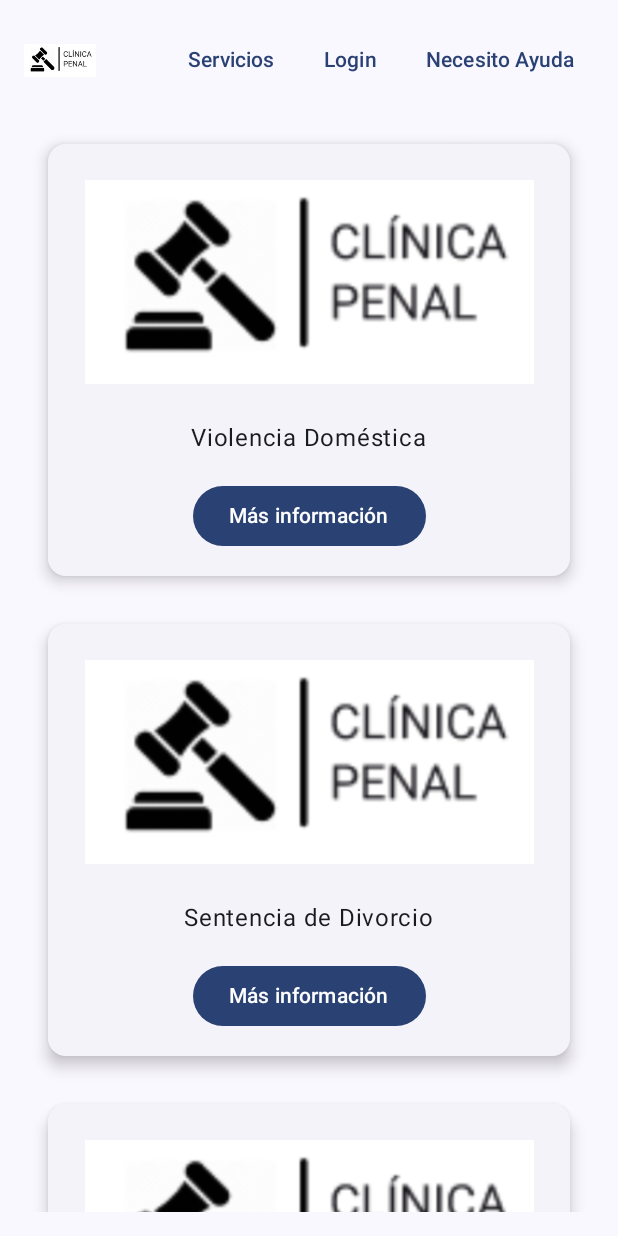
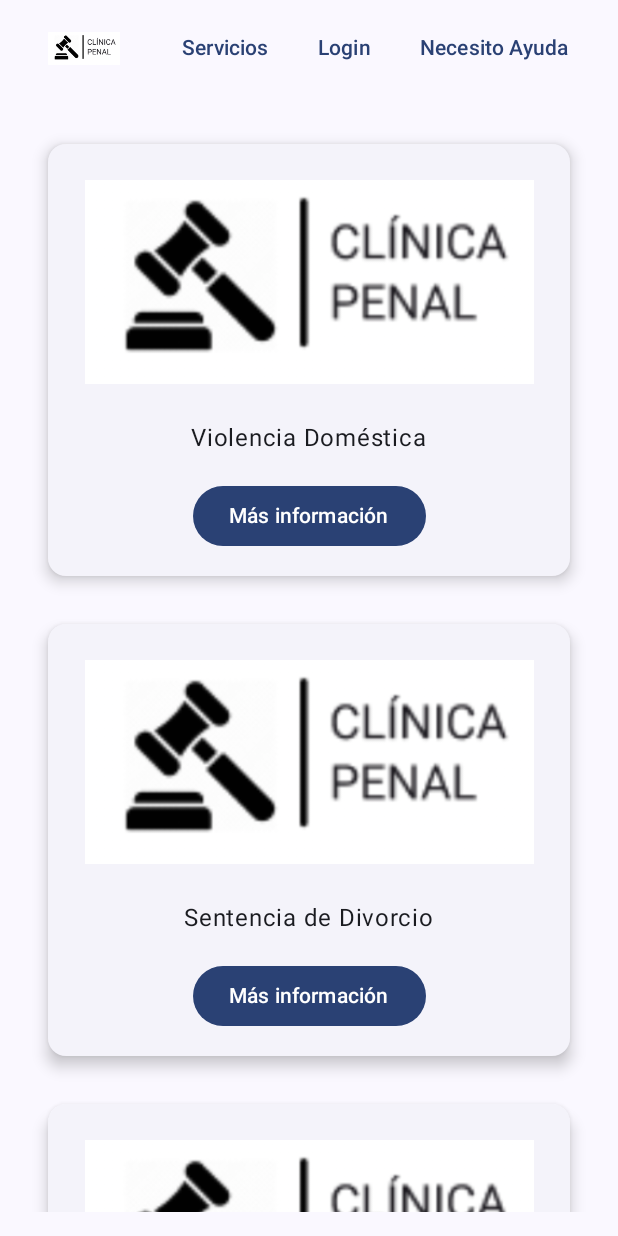
Before and after one commit to dhlabra/BinaryBrainz, an Android app built with Jetpack Compose: the VistaServicios screen opened through its navigation route, on a phone screen of 412 x 824 dp. Run offline under Robolectric (Android 15) with nearby library versions, the phone set to English and light mode, and no system bars.

Commit message:
Carrusel 2.2

```diff
--- a/app/src/main/java/com/example/binarybrainz/views/VistaServicios.kt
+++ b/app/src/main/java/com/example/binarybrainz/views/VistaServicios.kt
@@ -3,20 +3,18 @@ package com.example.binarybrainz.views
 import androidx.compose.foundation.Image
 import androidx.compose.foundation.layout.Arrangement
 import androidx.compose.foundation.layout.Column
-import androidx.compose.foundation.layout.Row
 import androidx.compose.foundation.layout.Spacer
 import androidx.compose.foundation.layout.fillMaxSize
-import androidx.compose.foundation.layout.fillMaxWidth
 import androidx.compose.foundation.layout.padding
-import androidx.compose.foundation.layout.safeDrawingPadding
 import androidx.compose.foundation.layout.size
-import androidx.compose.foundation.layout.statusBarsPadding
 import androidx.compose.foundation.layout.width
 import androidx.compose.foundation.rememberScrollState
 import androidx.compose.foundation.verticalScroll
+import androidx.compose.material3.ExperimentalMaterial3Api
 import androidx.compose.material3.Scaffold
 import androidx.compose.material3.Text
 import androidx.compose.material3.TextButton
+import androidx.compose.material3.TopAppBar
 import androidx.compose.runtime.Composable
 import androidx.compose.ui.Alignment
 import androidx.compose.ui.Modifier
@@ -27,29 +25,22 @@ import com.example.binarybrainz.ImageCard
 import com.example.binarybrainz.R
 import com.example.binarybrainz.ui.theme.BinaryBrainzTheme
 
+@OptIn(ExperimentalMaterial3Api::class)
 @Composable
 fun VistaServicios(modifier: Modifier = Modifier) {
     Scaffold(
         modifier = modifier.fillMaxSize(),
         topBar = {
-            Row(
-                modifier = Modifier
-                    .fillMaxWidth()
-                    .padding(start = 16.dp, top = 16.dp, end = 16.dp)
-                    .statusBarsPadding()
-                    .safeDrawingPadding(),
-                horizontalArrangement = Arrangement.SpaceBetween,
-                verticalAlignment = Alignment.CenterVertically
-            ) {
-                // Logotipo en la parte superior izquierda
-                Image(
-                    painter = painterResource(id = R.drawable.clinicapenal),
-                    contentDescription = "Logotipo de la Clínica Penal",
-                    modifier = Modifier.size(48.dp)
-                )
-
-                // Botones en la parte superior derecha
-                Row {
+            TopAppBar(
+                modifier = Modifier.padding(horizontal = 16.dp),
+                title = {
+                    Image(
+                        painter = painterResource(id = R.drawable.clinicapenal),
+                        contentDescription = "Logotipo de la Clínica Penal",
+                        modifier = Modifier.size(48.dp)
+                    )
+                },
+                actions = {
                     TextButton(onClick = { /* TODO: Acción para "Servicios" */ }) {
                         Text("Servicios")
                     }
@@ -62,7 +53,7 @@ fun VistaServicios(modifier: Modifier = Modifier) {
                         Text("Necesito Ayuda")
                     }
                 }
-            }
+            )
         }
     ) { paddingValues ->
         Column (
@@ -78,34 +69,6 @@ fun VistaServicios(modifier: Modifier = Modifier) {
             ImageCard(imageId = R.drawable.clinicapenal, description = "Testamento")
             ImageCard(imageId = R.drawable.clinicapenal, description = "Pensión Alimenticia")
         }
-
-        // Contenido principal con las imágenes y botones
-//        Column(
-//            modifier = Modifier
-//                .fillMaxSize()
-//                .padding(paddingValues)
-//                .padding(16.dp)
-//        ) {
-//            // Fila de imágenes superiores
-//            Row(
-//                modifier = Modifier.fillMaxWidth(),
-//                horizontalArrangement = Arrangement.SpaceAround
-//            ) {
-//                ImageCard(imageId = R.drawable.clinicapenal, description = "Violencia Doméstica")
-//                ImageCard(imageId = R.drawable.clinicapenal, description = "Sentencia de Divorcio")
-//            }
-//
-//            Spacer(modifier = Modifier.height(16.dp))
-//
-//            // Fila de imágenes inferiores
-//            Row(
-//                modifier = Modifier.fillMaxWidth(),
-//                horizontalArrangement = Arrangement.SpaceAround
-//            ) {
-//                ImageCard(imageId = R.drawable.clinicapenal, description = "Testamento")
-//                ImageCard(imageId = R.drawable.clinicapenal, description = "Pensión Alimenticia")
-//            }
-//        }
     }
 }
 
```
